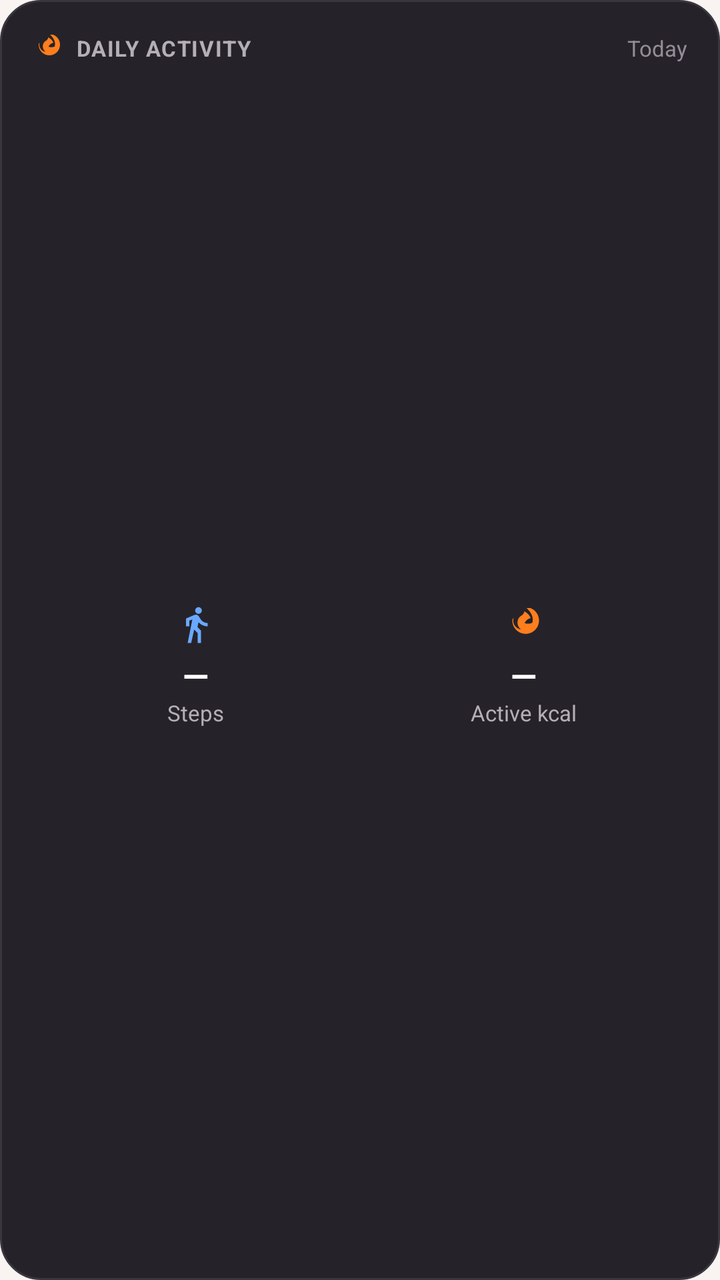
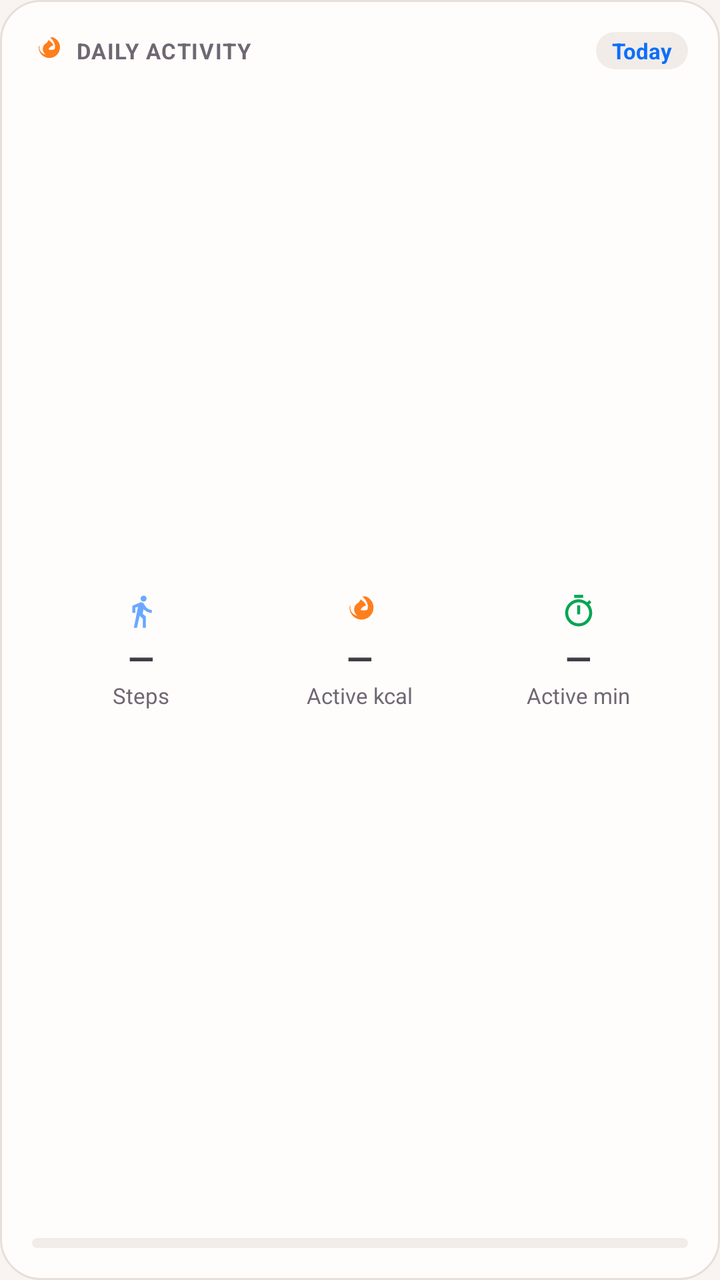

An Android layout rendered at two revisions. The XML below is the earlier revision; the diff shows what the commit changed to produce the second picture.
<!-- AndroidManifest.xml: application theme Theme.Hangry -->
<!-- res/layout/widget_activity.xml -->
<?xml version="1.0" encoding="utf-8"?>
<LinearLayout xmlns:android="http://schemas.android.com/apk/res/android"
    android:id="@+id/widget_activity_root"
    android:layout_width="match_parent"
    android:layout_height="match_parent"
    android:background="@drawable/bg_widget_surface"
    android:orientation="vertical"
    android:padding="16dp">

    
    <LinearLayout
        android:layout_width="match_parent"
        android:layout_height="wrap_content"
        android:gravity="center_vertical"
        android:orientation="horizontal">

        <ImageView
            android:layout_width="16dp"
            android:layout_height="16dp"
            android:src="@drawable/ic_widget_flame"
            android:contentDescription="@null" />

        <TextView
            android:layout_width="0dp"
            android:layout_height="wrap_content"
            android:layout_marginStart="6dp"
            android:layout_weight="1"
            android:text="@string/widget_layout_daily_activity"
            android:textColor="#B5AEB8"
            android:textSize="11sp"
            android:textStyle="bold"
            android:letterSpacing="0.05" />

        <TextView
            android:id="@+id/tv_activity_sync_status"
            android:layout_width="wrap_content"
            android:layout_height="wrap_content"
            android:text="@string/widget_layout_today"
            android:textColor="#948D98"
            android:textSize="11sp" />
    </LinearLayout>

    
    <LinearLayout
        android:layout_width="match_parent"
        android:layout_height="0dp"
        android:layout_marginTop="10dp"
        android:layout_weight="1"
        android:gravity="center_vertical"
        android:orientation="horizontal">

        
        <LinearLayout
            android:layout_width="0dp"
            android:layout_height="wrap_content"
            android:layout_weight="1"
            android:gravity="center"
            android:orientation="vertical">

            <ImageView
                android:layout_width="20dp"
                android:layout_height="20dp"
                android:src="@drawable/ic_widget_steps"
                android:contentDescription="@null" />

            <TextView
                android:id="@+id/tv_steps_value"
                android:layout_width="wrap_content"
                android:layout_height="wrap_content"
                android:layout_marginTop="4dp"
                android:text="—"
                android:textColor="#FFFFFF"
                android:textSize="17sp"
                android:textStyle="bold" />

            <TextView
                android:layout_width="wrap_content"
                android:layout_height="wrap_content"
                android:text="@string/widget_layout_steps"
                android:textColor="#B5AEB8"
                android:textSize="11sp" />
        </LinearLayout>

        
        <LinearLayout
            android:layout_width="0dp"
            android:layout_height="wrap_content"
            android:layout_weight="1"
            android:gravity="center"
            android:orientation="vertical">

            <ImageView
                android:layout_width="20dp"
                android:layout_height="20dp"
                android:src="@drawable/ic_widget_flame"
                android:contentDescription="@null" />

            <TextView
                android:id="@+id/tv_calories_value"
                android:layout_width="wrap_content"
                android:layout_height="wrap_content"
                android:layout_marginTop="4dp"
                android:text="—"
                android:textColor="#FFFFFF"
                android:textSize="17sp"
                android:textStyle="bold" />

            <TextView
                android:layout_width="wrap_content"
                android:layout_height="wrap_content"
                android:text="@string/widget_layout_active_kcal"
                android:textColor="#B5AEB8"
                android:textSize="11sp" />
        </LinearLayout>
    </LinearLayout>
</LinearLayout>
<!-- resources referenced by this layout -->
<resources>
  <!-- drawable bg_widget_surface (drawable) -->
  <?xml version="1.0" encoding="utf-8"?>
  <shape xmlns:android="http://schemas.android.com/apk/res/android"
      android:shape="rectangle">
      <solid android:color="#252329" />
      <corners android:radius="20dp" />
      <stroke
          android:width="1dp"
          android:color="#3A363F" />
  </shape>
  <!-- drawable ic_widget_steps (drawable) -->
  <vector xmlns:android="http://schemas.android.com/apk/res/android"
      android:width="24dp"
      android:height="24dp"
      android:viewportWidth="24"
      android:viewportHeight="24">
      <path
          android:fillColor="#6AA8FF"
          android:pathData="M13.5,5.5c1.1,0 2,-0.9 2,-2s-0.9,-2 -2,-2 -2,0.9 -2,2 0.9,2 2,2zM9.8,8.9L7,23h2.1l1.8,-8 2.1,2v6h2v-7.5l-2.1,-2 0.6,-3C14.8,12 16.8,13 19,13v-2c-1.9,0 -3.5,-1 -4.3,-2.4l-1,-1.6c-0.4,-0.6 -1,-1 -1.7,-1 -0.3,0 -0.5,0.1 -0.8,0.1L6,8.3V13h2V9.6l1.8,-0.7" />
  </vector>
  <string name="widget_layout_active_kcal">Active kcal</string>
  <string name="widget_layout_daily_activity">DAILY ACTIVITY</string>
  <string name="widget_layout_steps">Steps</string>
  <string name="widget_layout_today">Today</string>
  <style name="Theme.Hangry" parent="android:Theme.Material.NoActionBar">
          <item name="android:windowBackground">@color/brand_cream</item>
          <item name="android:statusBarColor">@android:color/transparent</item>
          <item name="android:navigationBarColor">@android:color/transparent</item>
          <item name="android:windowLightStatusBar">true</item>
          <item name="android:windowLightNavigationBar">true</item>
      </style>
  <color name="brand_cream">#FFF9F4F2</color>
  <!-- unchanged entries left out for length: 1 -->
</resources>

<!-- the commit's change to res/layout/widget_activity.xml (unified diff, before → after) -->
@@ -26,30 +26,34 @@
             android:layout_marginStart="6dp"
             android:layout_weight="1"
             android:text="@string/widget_layout_daily_activity"
-            android:textColor="#B5AEB8"
+            android:textColor="@color/widget_text_secondary"
             android:textSize="11sp"
             android:textStyle="bold"
             android:letterSpacing="0.05" />
 
+        
         <TextView
             android:id="@+id/tv_activity_sync_status"
             android:layout_width="wrap_content"
             android:layout_height="wrap_content"
+            android:background="@drawable/bg_widget_chip"
+            android:paddingHorizontal="8dp"
+            android:paddingVertical="2dp"
             android:text="@string/widget_layout_today"
-            android:textColor="#948D98"
-            android:textSize="11sp" />
+            android:textColor="@color/widget_blue"
+            android:textSize="11sp"
+            android:textStyle="bold" />
     </LinearLayout>
 
     
     <LinearLayout
         android:layout_width="match_parent"
         android:layout_height="0dp"
-        android:layout_marginTop="10dp"
+        android:layout_marginTop="6dp"
         android:layout_weight="1"
         android:gravity="center_vertical"
         android:orientation="horizontal">
 
-        
         <LinearLayout
             android:layout_width="0dp"
             android:layout_height="wrap_content"
@@ -58,8 +62,8 @@
             android:orientation="vertical">
 
             <ImageView
-                android:layout_width="20dp"
-                android:layout_height="20dp"
+                android:layout_width="18dp"
+                android:layout_height="18dp"
                 android:src="@drawable/ic_widget_steps"
                 android:contentDescription="@null" />
 
@@ -67,21 +71,23 @@
                 android:id="@+id/tv_steps_value"
                 android:layout_width="wrap_content"
                 android:layout_height="wrap_content"
-                android:layout_marginTop="4dp"
+                android:layout_marginTop="3dp"
+                android:maxLines="1"
                 android:text="—"
-                android:textColor="#FFFFFF"
+                android:textColor="@color/widget_text"
                 android:textSize="17sp"
                 android:textStyle="bold" />
 
             <TextView
+                android:id="@+id/tv_steps_label"
                 android:layout_width="wrap_content"
                 android:layout_height="wrap_content"
+                android:maxLines="1"
                 android:text="@string/widget_layout_steps"
-                android:textColor="#B5AEB8"
+                android:textColor="@color/widget_text_secondary"
                 android:textSize="11sp" />
         </LinearLayout>
 
-        
         <LinearLayout
             android:layout_width="0dp"
             android:layout_height="wrap_content"
@@ -90,8 +96,8 @@
             android:orientation="vertical">
 
             <ImageView
-                android:layout_width="20dp"
-                android:layout_height="20dp"
+                android:layout_width="18dp"
+                android:layout_height="18dp"
                 android:src="@drawable/ic_widget_flame"
                 android:contentDescription="@null" />
 
@@ -99,18 +105,63 @@
                 android:id="@+id/tv_calories_value"
                 android:layout_width="wrap_content"
                 android:layout_height="wrap_content"
-                android:layout_marginTop="4dp"
+                android:layout_marginTop="3dp"
+                android:maxLines="1"
                 android:text="—"
-                android:textColor="#FFFFFF"
+                android:textColor="@color/widget_text"
                 android:textSize="17sp"
                 android:textStyle="bold" />
 
             <TextView
                 android:layout_width="wrap_content"
                 android:layout_height="wrap_content"
+                android:maxLines="1"
                 android:text="@string/widget_layout_active_kcal"
-                android:textColor="#B5AEB8"
+                android:textColor="@color/widget_text_secondary"
+                android:textSize="11sp" />
+        </LinearLayout>
+
+        <LinearLayout
+            android:layout_width="0dp"
+            android:layout_height="wrap_content"
+            android:layout_weight="1"
+            android:gravity="center"
+            android:orientation="vertical">
+
+            <ImageView
+                android:layout_width="18dp"
+                android:layout_height="18dp"
+                android:src="@drawable/ic_widget_timer"
+                android:contentDescription="@null" />
+
+            <TextView
+                android:id="@+id/tv_active_minutes_value"
+                android:layout_width="wrap_content"
+                android:layout_height="wrap_content"
+                android:layout_marginTop="3dp"
+                android:maxLines="1"
+                android:text="—"
+                android:textColor="@color/widget_text"
+                android:textSize="17sp"
+                android:textStyle="bold" />
+
+            <TextView
+                android:layout_width="wrap_content"
+                android:layout_height="wrap_content"
+                android:maxLines="1"
+                android:text="@string/widget_layout_active_min"
+                android:textColor="@color/widget_text_secondary"
                 android:textSize="11sp" />
         </LinearLayout>
     </LinearLayout>
+
+    <ProgressBar
+        android:id="@+id/pb_activity_steps"
+        style="@android:style/Widget.ProgressBar.Horizontal"
+        android:layout_width="match_parent"
+        android:layout_height="5dp"
+        android:layout_marginTop="8dp"
+        android:max="100"
+        android:progress="0"
+        android:progressDrawable="@drawable/bg_widget_progress_steps" />
 </LinearLayout>
<!-- resource entries referenced after the edit -->
@@ -1,14 +1,42 @@
 <!-- resources referenced by this layout -->
 <resources>
+  <color name="widget_blue">#6AA8FF</color>
+  <color name="widget_text">#FFFFFF</color>
+  <color name="widget_text_secondary">#B5AEB8</color>
+  <!-- drawable bg_widget_chip (drawable) -->
+  <?xml version="1.0" encoding="utf-8"?>
+  <shape xmlns:android="http://schemas.android.com/apk/res/android"
+      android:shape="rectangle">
+      <solid android:color="@color/widget_track" />
+      <corners android:radius="12dp" />
+  </shape>
+  <!-- drawable bg_widget_progress_steps (drawable) -->
+  <?xml version="1.0" encoding="utf-8"?>
+  <layer-list xmlns:android="http://schemas.android.com/apk/res/android">
+      <item android:id="@android:id/background">
+          <shape android:shape="rectangle">
+              <solid android:color="@color/widget_track" />
+              <corners android:radius="3dp" />
+          </shape>
+      </item>
+      <item android:id="@android:id/progress">
+          <clip>
+              <shape android:shape="rectangle">
+                  <solid android:color="#6AA8FF" />
+                  <corners android:radius="3dp" />
+              </shape>
+          </clip>
+      </item>
+  </layer-list>
   <!-- drawable bg_widget_surface (drawable) -->
   <?xml version="1.0" encoding="utf-8"?>
   <shape xmlns:android="http://schemas.android.com/apk/res/android"
       android:shape="rectangle">
-      <solid android:color="#252329" />
+      <solid android:color="@color/widget_surface" />
       <corners android:radius="20dp" />
       <stroke
           android:width="1dp"
-          android:color="#3A363F" />
+          android:color="@color/widget_outline" />
   </shape>
   <!-- drawable ic_widget_steps (drawable) -->
   <vector xmlns:android="http://schemas.android.com/apk/res/android"
@@ -20,7 +48,18 @@
           android:fillColor="#6AA8FF"
           android:pathData="M13.5,5.5c1.1,0 2,-0.9 2,-2s-0.9,-2 -2,-2 -2,0.9 -2,2 0.9,2 2,2zM9.8,8.9L7,23h2.1l1.8,-8 2.1,2v6h2v-7.5l-2.1,-2 0.6,-3C14.8,12 16.8,13 19,13v-2c-1.9,0 -3.5,-1 -4.3,-2.4l-1,-1.6c-0.4,-0.6 -1,-1 -1.7,-1 -0.3,0 -0.5,0.1 -0.8,0.1L6,8.3V13h2V9.6l1.8,-0.7" />
   </vector>
+  <!-- drawable ic_widget_timer (drawable) -->
+  <vector xmlns:android="http://schemas.android.com/apk/res/android"
+      android:width="24dp"
+      android:height="24dp"
+      android:viewportWidth="24"
+      android:viewportHeight="24">
+      <path
+          android:fillColor="#01A652"
+          android:pathData="M15,1H9v2h6V1zM11,14h2V8h-2v6zM19.03,7.39l1.42,-1.42c-0.43,-0.51 -0.9,-0.99 -1.41,-1.41l-1.42,1.42C16.07,4.74 14.12,4 12,4c-4.97,0 -9,4.03 -9,9s4.02,9 9,9 9,-4.03 9,-9c0,-2.12 -0.74,-4.07 -1.97,-5.61zM12,20c-3.87,0 -7,-3.13 -7,-7s3.13,-7 7,-7 7,3.13 7,7 -3.13,7 -7,7z" />
+  </vector>
   <string name="widget_layout_active_kcal">Active kcal</string>
+  <string name="widget_layout_active_min">Active min</string>
   <string name="widget_layout_daily_activity">DAILY ACTIVITY</string>
   <string name="widget_layout_steps">Steps</string>
   <string name="widget_layout_today">Today</string>
@@ -31,6 +70,9 @@
           <item name="android:windowLightStatusBar">true</item>
           <item name="android:windowLightNavigationBar">true</item>
       </style>
+  <color name="widget_track">#2F2C33</color>
+  <color name="widget_surface">#252329</color>
+  <color name="widget_outline">#3A363F</color>
   <color name="brand_cream">#FFF9F4F2</color>
   <!-- unchanged entries left out for length: 1 -->
 </resources>
